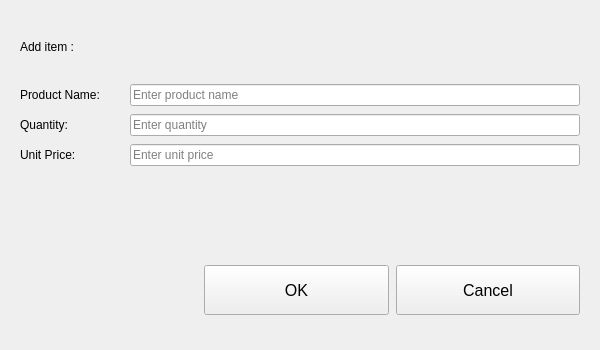
Selvam-T/POS, file Project/ui/manual_entry.ui: the form before one commit.
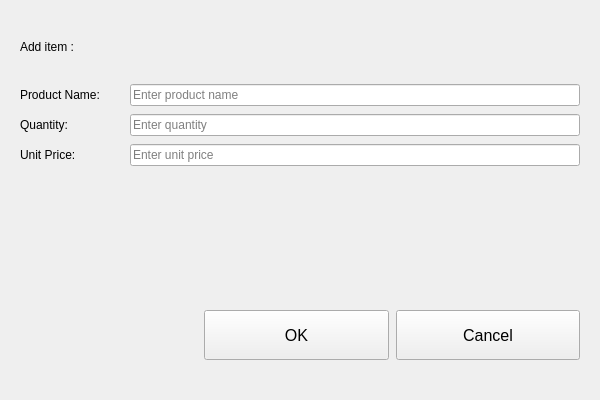
The form after the commit.

Diff of the .ui file:
```diff
--- a/Project/ui/manual_entry.ui
+++ b/Project/ui/manual_entry.ui
@@ -7,13 +7,13 @@
     <x>0</x>
     <y>0</y>
     <width>600</width>
-    <height>350</height>
+    <height>400</height>
    </rect>
   </property>
   <property name="minimumSize">
    <size>
     <width>350</width>
-    <height>350</height>
+    <height>400</height>
    </size>
   </property>
   <property name="maximumSize">
@@ -203,6 +203,32 @@
      <property name="sizeHint" stdset="0">
       <size>
        <width>20</width>
+       <height>20</height>
+      </size>
+     </property>
+    </spacer>
+   </item>
+   <item>
+    <widget class="QLabel" name="lblError">
+     <property name="text">
+      <string/>
+     </property>
+     <property name="alignment">
+      <set>Qt::AlignCenter</set>
+     </property>
+    </widget>
+   </item>
+   <item>
+    <spacer name="verticalSpacer_4">
+     <property name="orientation">
+      <enum>Qt::Vertical</enum>
+     </property>
+     <property name="sizeType">
+      <enum>QSizePolicy::Fixed</enum>
+     </property>
+     <property name="sizeHint" stdset="0">
+      <size>
+       <width>20</width>
        <height>30</height>
       </size>
      </property>
@@ -277,7 +303,7 @@
     </layout>
    </item>
    <item>
-    <spacer name="verticalSpacer_4">
+    <spacer name="verticalSpacer_5">
      <property name="orientation">
       <enum>Qt::Vertical</enum>
      </property>
@@ -287,7 +313,7 @@
      <property name="sizeHint" stdset="0">
       <size>
        <width>20</width>
-       <height>20</height>
+       <height>25</height>
       </size>
      </property>
     </spacer>
```
